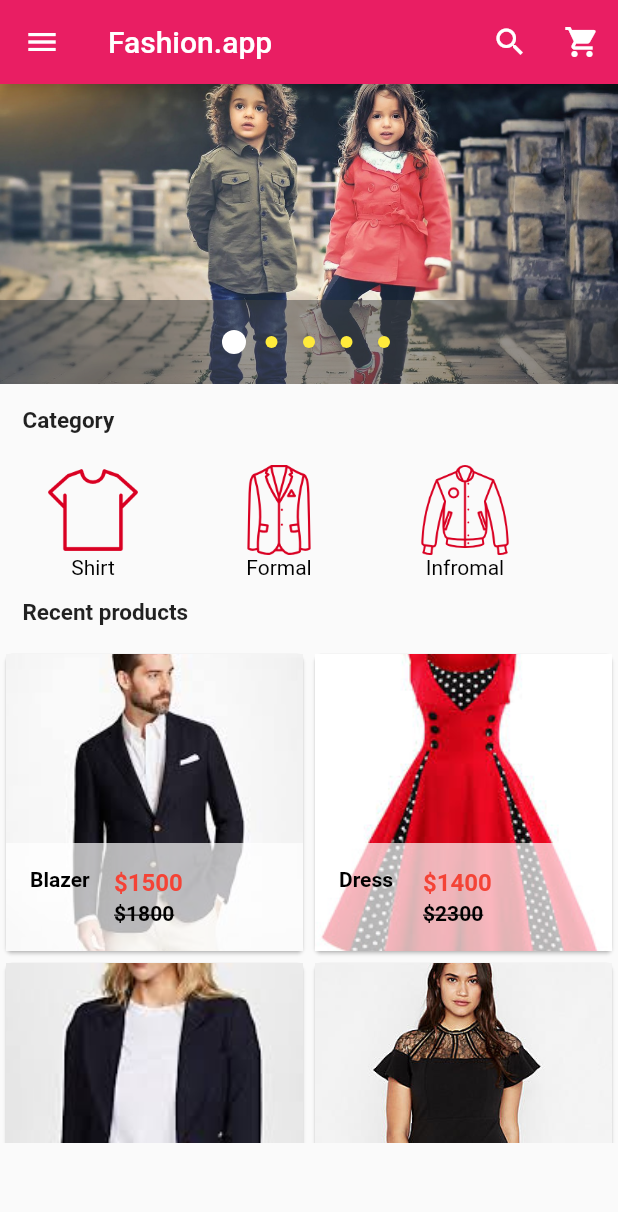
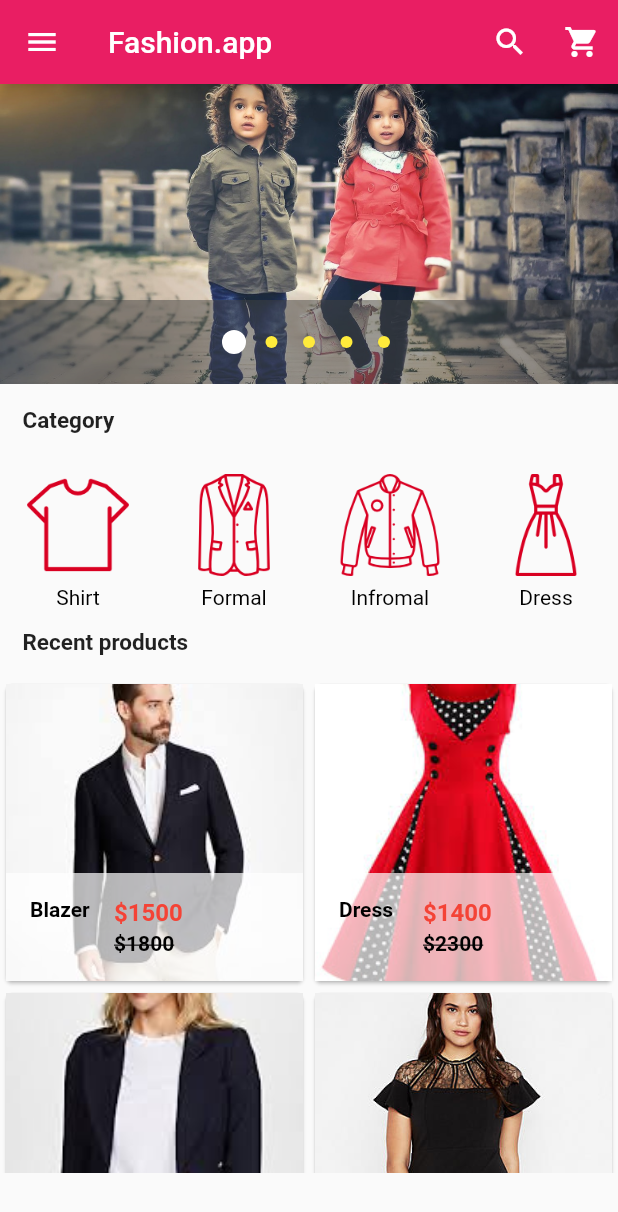
Before and after one commit to Sourav59580/Fashion_app_with-flutter, a Flutter app: the screen it shows after launch, on a phone screen of 412 x 824 dp. Shown: the top 1212 px of the screen. Run offline on Flutter 3.47's test engine with Material 2 defaults, Android fonts, the phone set to English and light mode, and no system bars; drawn by our look-alikes of carousel_pro.

```diff
--- a/lib/component/horijontalList.dart
+++ b/lib/component/horijontalList.dart
@@ -4,7 +4,7 @@ class HorijontalList extends StatelessWidget {
   @override
   Widget build(BuildContext context) {
     return Container(
-      height: 80.0,
+      height: 100.0,
      child: ListView(
        scrollDirection: Axis.horizontal,
        children: <Widget>[
@@ -57,11 +57,11 @@ class Category extends StatelessWidget {
     child: InkWell(
       onTap: (){},
       child: Container(
-        width: 120,
+        width: 100,
         child: ListTile(
           title: Image.asset(imageLocation,
-          width: 90,
-          height: 60,),
+          width: 100,
+          height: 80,),
           subtitle: Container(
             alignment: Alignment.topCenter,
             child: Text(imageCaption,style: TextStyle(color: Colors.black),),
--- a/lib/component/products.dart
+++ b/lib/component/products.dart
@@ -1,4 +1,5 @@
 import 'package:flutter/material.dart';
+import 'package:flutterfashion/pages/productDetails.dart';
 
 class Products extends StatefulWidget {
   @override
@@ -111,7 +112,8 @@ class SingleProduct extends StatelessWidget {
         tag: productName,
         child: Material(
           child: InkWell(
-            onTap: (){},
+            onTap: ()=>Navigator.of(context).push(MaterialPageRoute(
+              builder: (context)=> ProductSetails() )),
             child: GridTile(
               footer: Container(
                 color: Colors.white70,
```
Also changed, not shown: lib/pages/productDetails.dart (added, +13 -0 lines).
